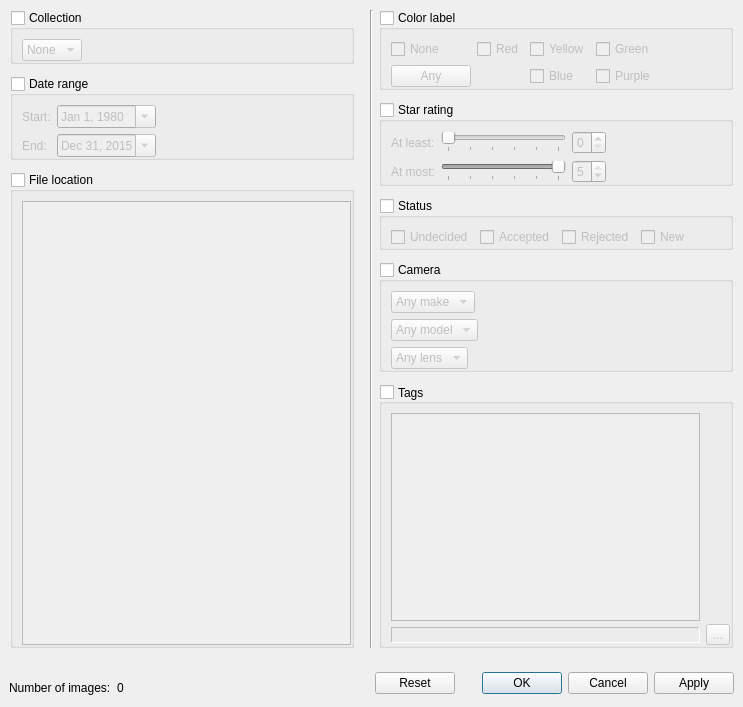
This is src/ui/FilterDialog.ui in wagenadl/photohoard as Qt 5 draws it before an edit. The edited form follows.
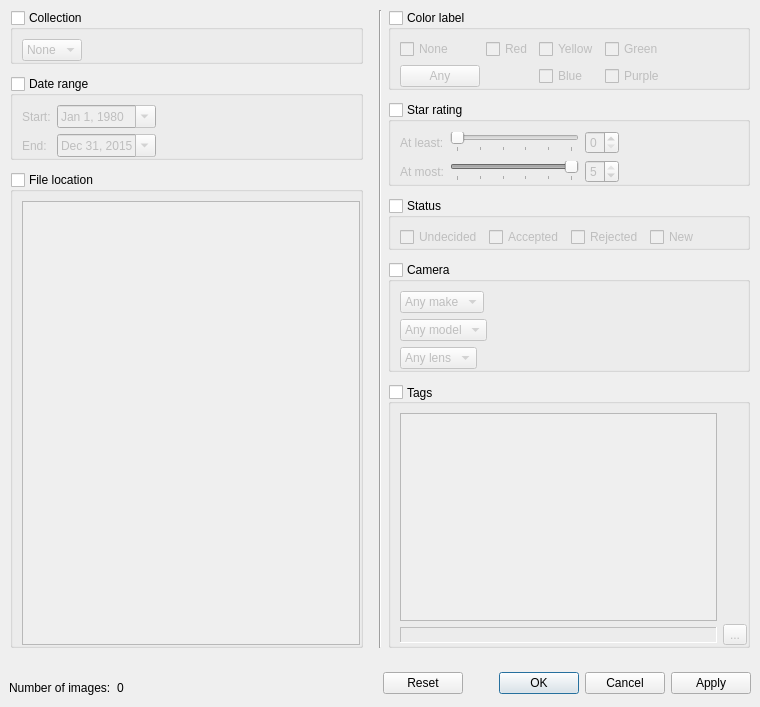
This is the edited form.

Commit message: Toggling New Import now causes recount in Filter Dialog

Diff of the .ui file:
```diff
--- a/src/ui/FilterDialog.ui
+++ b/src/ui/FilterDialog.ui
@@ -6,7 +6,7 @@
    <rect>
     <x>0</x>
     <y>0</y>
-    <width>743</width>
+    <width>760</width>
     <height>707</height>
    </rect>
   </property>
```
Left out of the diff: 130 changed lines with no effect on the pictures. The commit also changes 1 other file.
